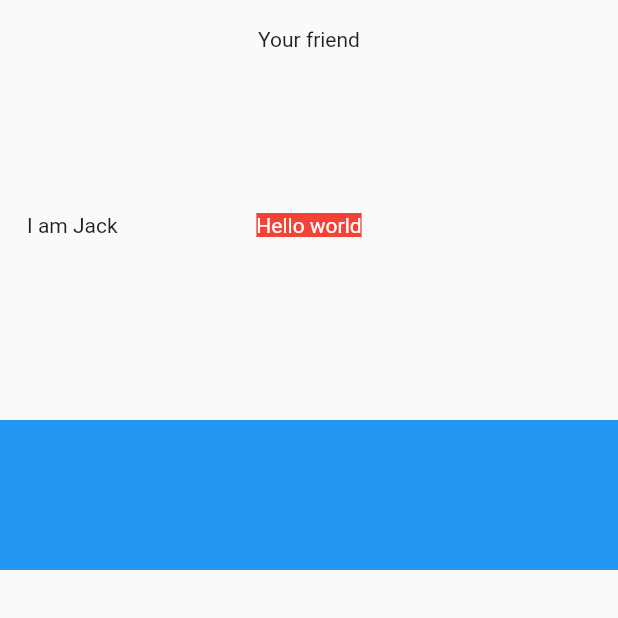
After one commit to zincPower/flutter-study-2021, a Flutter app: the MyHomePage screen opened directly, after a tap on "Stack Layout", on a phone screen of 412 x 824 dp, the top half of it. The commit adds this screen. Run offline on Flutter 3.47's test engine with Material 2 defaults, Android fonts, the phone set to English and light mode, and no system bars; our stand-ins replace camera, video_player.

Commit message:
feat: 层叠布局

```diff
--- a/lib/layout/layout_main.dart
+++ b/lib/layout/layout_main.dart
@@ -5,6 +5,7 @@ import 'package:flutter_study_2021/layout/flex_widget.dart';
 import 'package:flutter_study_2021/layout/flow_widget.dart';
 import 'package:flutter_study_2021/layout/nested_layout_widget.dart';
 import 'package:flutter_study_2021/layout/row_widget.dart';
+import 'package:flutter_study_2021/layout/stack_widget.dart';
 import 'package:flutter_study_2021/layout/wrap_widget.dart';
 
 void main() {
@@ -91,6 +92,14 @@ class _MyHomePageState extends State<MyHomePage> {
               },
               child: Text('Flow Layout'),
             ),
+            TextButton(
+              onPressed: () {
+                Navigator.push(context, MaterialPageRoute(builder: (context) {
+                  return StackWidget();
+                }));
+              },
+              child: Text('Stack Layout'),
+            ),
           ],
         ),
       ),
--- /dev/null
+++ b/lib/layout/stack_widget.dart
@@ -0,0 +1,55 @@
+import 'package:flutter/material.dart';
+
+class StackWidget extends StatelessWidget {
+  const StackWidget({Key? key}) : super(key: key);
+
+  @override
+  Widget build(BuildContext context) {
+    return Scaffold(
+      body: SafeArea(
+        child: ConstrainedBox(
+          constraints: BoxConstraints.expand(height: 300),
+          child: Stack(
+            // 指定未定位或部分定位 widget 的对齐方式
+            alignment: Alignment.center,
+            // 确定alignment对齐的参考系
+            textDirection: TextDirection.ltr,
+            // 此参数用于确定没有定位的子组件如何去适应 Stack 的大小
+            // StackFit.loose 表示使用子组件的大小
+            // StackFit.expand 表示扩伸到 Stack 的大小。
+            fit: StackFit.loose,
+            // none：不进行裁剪
+            // hardEdge：这是最快的剪辑，但保真度较低（不抗锯齿）
+            // antiAlias：比 `hardEdge` 慢一点，但边缘平滑（抗锯齿，与 `antiAliasWithSaveLayer` 不同的是可能会出现边缘伪影）
+            // antiAliasWithSaveLayer：比 `antiAlias` 慢很多，应该很少使用（不会出现边缘伪影）
+            clipBehavior: Clip.none,
+            children: <Widget>[
+              Container(
+                child:
+                    Text("Hello world", style: TextStyle(color: Colors.white)),
+                color: Colors.red,
+              ),
+              Positioned(
+                left: 18.0,
+                child: Text("I am Jack"),
+              ),
+              Positioned(
+                top: 18.0,
+                child: Text("Your friend"),
+              ),
+              Positioned(
+                top: 280.0,
+                left: 0,
+                right: 0,
+                height: 100,
+                child: Container(
+                  color: Colors.blue,
+                ),
+              ),
+            ],
+          ),
+        ),
+      ),
+    );
+  }
+}
```
